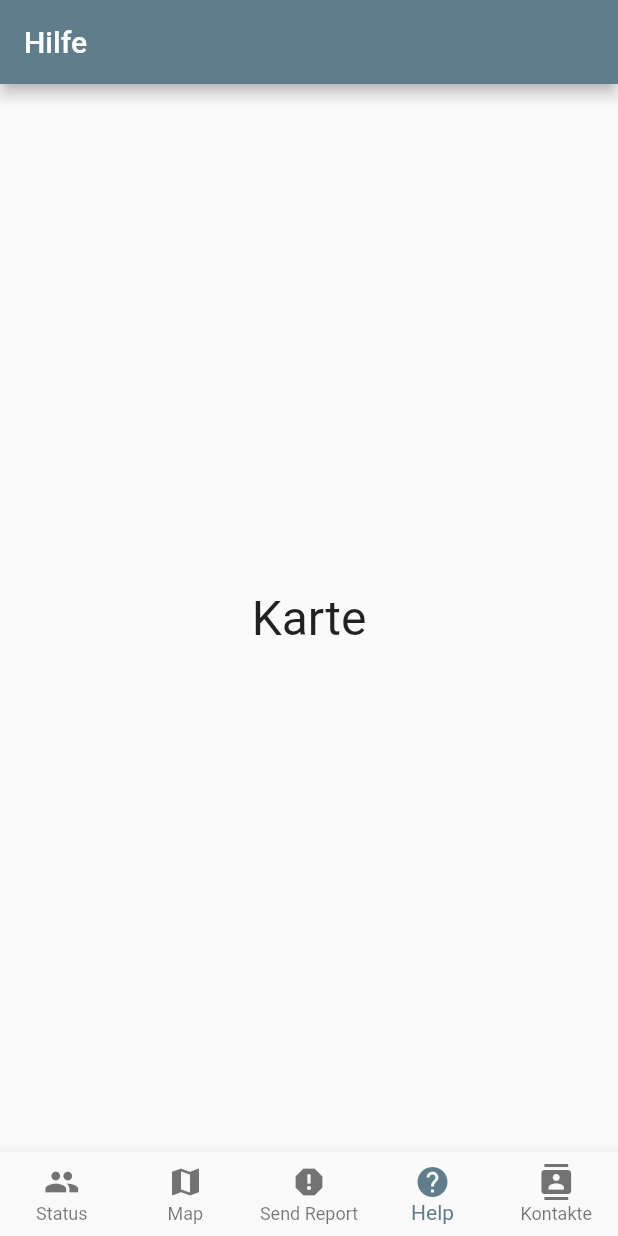
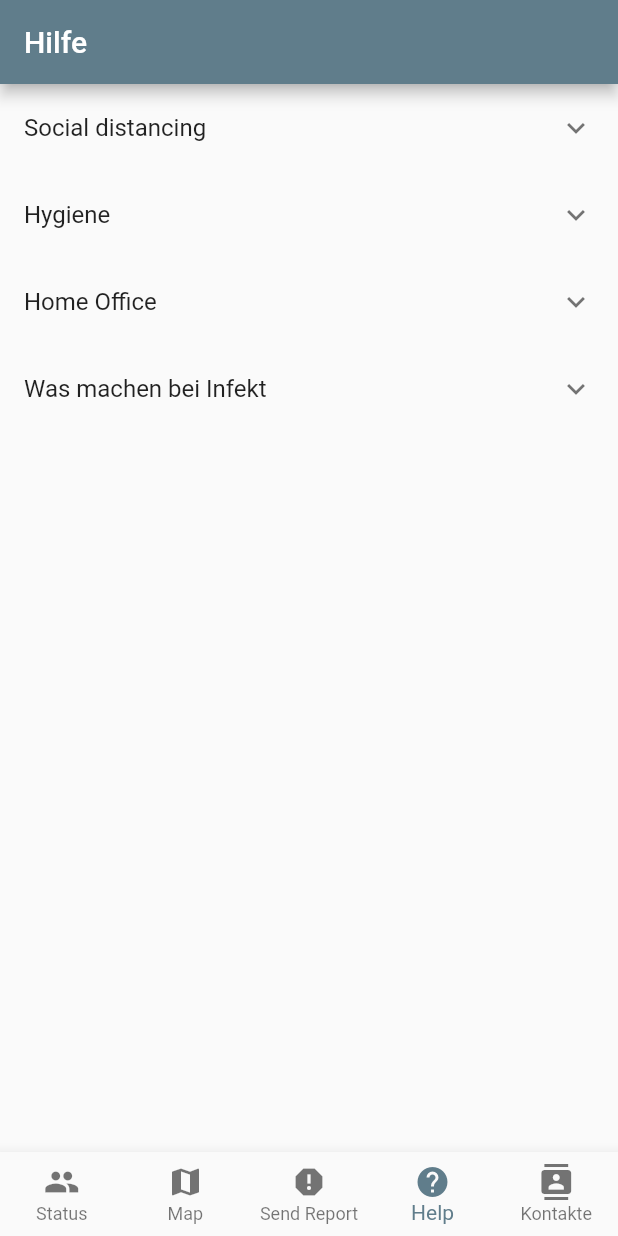
Before and after one commit to ninogjoni/wvsv_corona_tracker, a Flutter app: the screen it shows after launch, item 4 of the bottom bar chosen, on a phone screen of 412 x 824 dp. Run offline on Flutter 3.47's test engine with Material 2 defaults, Android fonts, the phone set to English and light mode, and no system bars; our stand-ins replace contacts_service, permission_handler; missing offline and left inert: unique_id.

Commit message:
HelpScreen implemented (mvp)

```diff
--- a/frontend/corona_tracker/lib/navigation/HelpScreen.dart
+++ b/frontend/corona_tracker/lib/navigation/HelpScreen.dart
@@ -5,21 +5,92 @@ class HelpScreen extends StatelessWidget {
   @override
   Widget build(BuildContext context) {
     return Scaffold(
-      appBar: AppBar(
-        title: Text('Hilfe'),
-      ),
-      body: Center(
-        child: Center(
+        appBar: AppBar(
+          title: const Text('Hilfe'),
+        ),
+        body: ListView.builder(
+          itemBuilder: (BuildContext context, int index) =>
+              EntryItem(data[index]),
+          itemCount: data.length,
+        ),
+      );
+  }
+}
+
+// One entry in the multilevel list displayed by this app.
+class Entry {
+  Entry(this.title, this.description);
+
+  final String title;
+  final String description;
+}
+
+// The entire multilevel list displayed by this app.
+final List<Entry> data = <Entry>[
+  Entry(
+    'Social distancing',
+    'Auch räumliche Trennung oder physische Distanzierung, ist eine Reihe von'
+        'nicht-pharmazeutischen Maßnahmen zur Infektionskontrolle, die die'
+        ' Ausbreitung einer ansteckenden Krankheit stoppen oder verlangsamen sollen.'
+        'Die Maßnahmen bezwecken, den Abstand zwischen Menschen zu vergrößern'
+        ' und so die Anzahl von Infektionen etwa durch Tröpfcheninfektionen'
+        ' zu verringern.',
+  ),
+  Entry(
+    'Hygiene',
+    'Laut Robert Koch-Institut (RKI) zählt das Händewaschen "zu den wichtigsten'
+        ' Infektionspräventionsmaßnahmen" in der aktuellen Coronavirus-Krise.'
+        ' Neben der körperlichen Distanz, die man nun aufgrund der'
+        ' Infektionsgefahr einhalten soll, ist Händewaschen extrem wichtig'
+        ' - und jeder kann es einfach und regelmäßig durchführen.'
+        ' Denn das Waschen unterbricht den Übertragungsweg des Coronavirus'
+        ' von den Händen zu den Schleimhäuten, beispielsweise an Mund,'
+        ' Augen oder Nase. Dabei betonen führende Wissenschaftler, Ärzte und'
+        ' auch Gesundheitsminister Spahn immer wieder, sich gründlich -'
+        ' das bedeutet 20 bis 30 Sekunden lang - die Hände zu waschen.',
+  ),
+  Entry(
+    'Home Office',
+    'Leer',
+  ),
+  Entry(
+    'Was machen bei Infekt',
+    'Leer',
+  ),
+];
+
+// Displays one Entry. If the entry has children then it's displayed
+// with an ExpansionTile.
+class EntryItem extends StatelessWidget {
+  const EntryItem(this.entry);
+
+  final Entry entry;
+
+  Widget _buildTiles(Entry root) {
+    return ExpansionTile(
+      key: PageStorageKey<Entry>(root),
+      title: Text(root.title),
+      children: <Widget>[
+        new Container(
           child: Text(
-            'Karte',
-            textDirection: TextDirection.ltr,
-            style: TextStyle(
-              fontSize: 32,
-              color: Colors.black87,
-            ),
+              root.description,
+              style: TextStyle(
+                  fontStyle: FontStyle.italic,
+                  fontSize: 17
+              )
+          ),
+          margin: const EdgeInsets.only(top:10.0, left: 10.0, right:10.0, bottom: 10.0),
+          decoration: BoxDecoration(
+            color: Colors.blueGrey[100],
+
           ),
         ),
-      ),
+      ],
     );
   }
+
+  @override
+  Widget build(BuildContext context) {
+    return _buildTiles(entry);
+  }
 }
--- a/frontend/corona_tracker/lib/navigation/StatusScreen.dart
+++ b/frontend/corona_tracker/lib/navigation/StatusScreen.dart
@@ -23,7 +23,7 @@ class StatusScreen extends StatelessWidget {
               ),
             ),
             Padding(
-              padding: const EdgeInsets.symmetric(vertical: 17.0),
+              padding: const EdgeInsets.symmetric(vertical: 16.0),
             ),
             Column(
               children: [
@@ -35,7 +35,7 @@ class StatusScreen extends StatelessWidget {
                 Text(
                   'Anzahl der Geheilten',
                   style: TextStyle(
-                    fontWeight: FontWeight.bold,
+                    //fontWeight: FontWeight.bold,
                     fontSize: 34
                   )),
                 //TODO API CALL
@@ -43,7 +43,8 @@ class StatusScreen extends StatelessWidget {
                     '13022',
                     style: TextStyle(
                         fontWeight: FontWeight.bold,
-                        fontSize: 34
+                        fontSize: 34,
+                        decoration: TextDecoration.underline
                     )
                 ),
               ],
@@ -58,7 +59,6 @@ class StatusScreen extends StatelessWidget {
                 Text(
                     'Anzahl der Benutzer',
                     style: TextStyle(
-                        fontWeight: FontWeight.bold,
                         fontSize: 34
                     )),
                 //TODO API CALL
@@ -66,6 +66,7 @@ class StatusScreen extends StatelessWidget {
                     '13022',
                     style: TextStyle(
                         fontWeight: FontWeight.bold,
+                        decoration: TextDecoration.underline,
                         fontSize: 34
                     )
                 ),
```
Also changed, not shown: frontend/corona_tracker/pubspec.lock.
